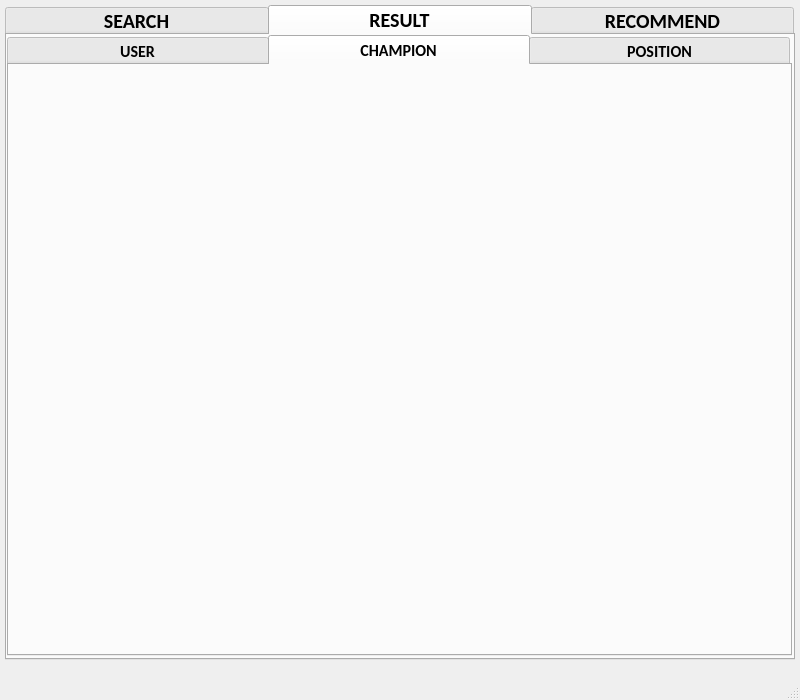
Old version of the form MISSION 2/pre_GUI.ui in the repository hello9721/Python_practice.
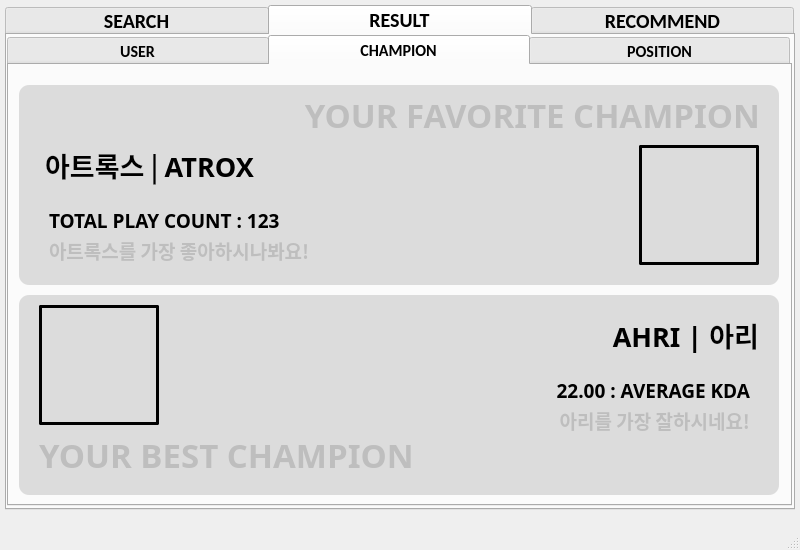
New version of the form. The open tabs and pages were chosen to show the change. Icons and pictures are not drawn.

The edit to the form file:
```diff
--- a/MISSION 2/pre_GUI.ui
+++ b/MISSION 2/pre_GUI.ui
@@ -7,7 +7,7 @@
     <x>0</x>
     <y>0</y>
     <width>800</width>
-    <height>700</height>
+    <height>550</height>
    </rect>
   </property>
   <property name="windowTitle">
@@ -23,7 +23,7 @@
       <x>5</x>
       <y>5</y>
       <width>790</width>
-      <height>655</height>
+      <height>505</height>
      </rect>
     </property>
     <property name="font">
@@ -153,7 +153,7 @@
         <x>0</x>
         <y>0</y>
         <width>785</width>
-        <height>621</height>
+        <height>471</height>
        </rect>
       </property>
       <property name="font">
@@ -179,6 +179,295 @@
        <attribute name="title">
         <string>CHAMPION</string>
        </attribute>
+       <widget class="QLabel" name="lbl__name_2">
+        <property name="enabled">
+         <bool>false</bool>
+        </property>
+        <property name="geometry">
+         <rect>
+          <x>270</x>
+          <y>30</y>
+          <width>481</width>
+          <height>40</height>
+         </rect>
+        </property>
+        <property name="font">
+         <font>
+          <family>맑은 고딕</family>
+          <pointsize>25</pointsize>
+          <weight>75</weight>
+          <bold>true</bold>
+         </font>
+        </property>
+        <property name="text">
+         <string>YOUR FAVORITE CHAMPION</string>
+        </property>
+        <property name="alignment">
+         <set>Qt::AlignRight|Qt::AlignTrailing|Qt::AlignVCenter</set>
+        </property>
+       </widget>
+       <widget class="QLabel" name="lbl__name_3">
+        <property name="enabled">
+         <bool>false</bool>
+        </property>
+        <property name="geometry">
+         <rect>
+          <x>30</x>
+          <y>370</y>
+          <width>400</width>
+          <height>40</height>
+         </rect>
+        </property>
+        <property name="font">
+         <font>
+          <family>맑은 고딕</family>
+          <pointsize>25</pointsize>
+          <weight>75</weight>
+          <bold>true</bold>
+         </font>
+        </property>
+        <property name="text">
+         <string>YOUR BEST CHAMPION</string>
+        </property>
+        <property name="alignment">
+         <set>Qt::AlignLeading|Qt::AlignLeft|Qt::AlignVCenter</set>
+        </property>
+       </widget>
+       <widget class="QLabel" name="label">
+        <property name="geometry">
+         <rect>
+          <x>630</x>
+          <y>80</y>
+          <width>120</width>
+          <height>120</height>
+         </rect>
+        </property>
+        <property name="styleSheet">
+         <string notr="true">QLabel{ border-width: 3px; border-radius:2px; border-style : solid;}</string>
+        </property>
+        <property name="text">
+         <string/>
+        </property>
+        <property name="pixmap">
+         <pixmap>../../../../Desktop/Aatrox.png</pixmap>
+        </property>
+        <property name="scaledContents">
+         <bool>true</bool>
+        </property>
+       </widget>
+       <widget class="QLabel" name="label_2">
+        <property name="geometry">
+         <rect>
+          <x>30</x>
+          <y>240</y>
+          <width>120</width>
+          <height>120</height>
+         </rect>
+        </property>
+        <property name="styleSheet">
+         <string notr="true">QLabel{ border-width: 3px; border-radius:2px; border-style : solid;}</string>
+        </property>
+        <property name="text">
+         <string/>
+        </property>
+        <property name="pixmap">
+         <pixmap>../../../../Desktop/Ahri.png</pixmap>
+        </property>
+        <property name="scaledContents">
+         <bool>true</bool>
+        </property>
+       </widget>
+       <widget class="QLabel" name="label_3">
+        <property name="geometry">
+         <rect>
+          <x>30</x>
+          <y>70</y>
+          <width>570</width>
+          <height>60</height>
+         </rect>
+        </property>
+        <property name="font">
+         <font>
+          <family>맑은 고딕</family>
+          <pointsize>20</pointsize>
+          <weight>75</weight>
+          <bold>true</bold>
+         </font>
+        </property>
+        <property name="text">
+         <string> 아트록스 | ATROX</string>
+        </property>
+       </widget>
+       <widget class="QLabel" name="label_5">
+        <property name="geometry">
+         <rect>
+          <x>40</x>
+          <y>140</y>
+          <width>550</width>
+          <height>30</height>
+         </rect>
+        </property>
+        <property name="font">
+         <font>
+          <family>맑은 고딕</family>
+          <pointsize>14</pointsize>
+          <weight>75</weight>
+          <bold>true</bold>
+         </font>
+        </property>
+        <property name="text">
+         <string>TOTAL PLAY COUNT : 123</string>
+        </property>
+        <property name="alignment">
+         <set>Qt::AlignLeading|Qt::AlignLeft|Qt::AlignVCenter</set>
+        </property>
+       </widget>
+       <widget class="QLabel" name="label_6">
+        <property name="enabled">
+         <bool>false</bool>
+        </property>
+        <property name="geometry">
+         <rect>
+          <x>40</x>
+          <y>170</y>
+          <width>550</width>
+          <height>30</height>
+         </rect>
+        </property>
+        <property name="font">
+         <font>
+          <family>맑은 고딕</family>
+          <pointsize>14</pointsize>
+          <weight>75</weight>
+          <bold>true</bold>
+         </font>
+        </property>
+        <property name="text">
+         <string>아트록스를 가장 좋아하시나봐요!</string>
+        </property>
+        <property name="alignment">
+         <set>Qt::AlignLeading|Qt::AlignLeft|Qt::AlignVCenter</set>
+        </property>
+       </widget>
+       <widget class="QLabel" name="label_7">
+        <property name="geometry">
+         <rect>
+          <x>180</x>
+          <y>310</y>
+          <width>561</width>
+          <height>30</height>
+         </rect>
+        </property>
+        <property name="font">
+         <font>
+          <family>맑은 고딕</family>
+          <pointsize>14</pointsize>
+          <weight>75</weight>
+          <bold>true</bold>
+         </font>
+        </property>
+        <property name="text">
+         <string> 22.00 : AVERAGE KDA</string>
+        </property>
+        <property name="alignment">
+         <set>Qt::AlignRight|Qt::AlignTrailing|Qt::AlignVCenter</set>
+        </property>
+       </widget>
+       <widget class="QLabel" name="label_8">
+        <property name="enabled">
+         <bool>false</bool>
+        </property>
+        <property name="geometry">
+         <rect>
+          <x>180</x>
+          <y>340</y>
+          <width>561</width>
+          <height>30</height>
+         </rect>
+        </property>
+        <property name="font">
+         <font>
+          <family>맑은 고딕</family>
+          <pointsize>14</pointsize>
+          <weight>75</weight>
+          <bold>true</bold>
+         </font>
+        </property>
+        <property name="text">
+         <string>아리를 가장 잘하시네요!</string>
+        </property>
+        <property name="alignment">
+         <set>Qt::AlignRight|Qt::AlignTrailing|Qt::AlignVCenter</set>
+        </property>
+       </widget>
+       <widget class="QLabel" name="label_4">
+        <property name="geometry">
+         <rect>
+          <x>180</x>
+          <y>240</y>
+          <width>570</width>
+          <height>60</height>
+         </rect>
+        </property>
+        <property name="font">
+         <font>
+          <family>맑은 고딕</family>
+          <pointsize>20</pointsize>
+          <weight>75</weight>
+          <bold>true</bold>
+         </font>
+        </property>
+        <property name="text">
+         <string> AHRI | 아리</string>
+        </property>
+        <property name="alignment">
+         <set>Qt::AlignRight|Qt::AlignTrailing|Qt::AlignVCenter</set>
+        </property>
+       </widget>
+       <widget class="QLabel" name="label_9">
+        <property name="geometry">
+         <rect>
+          <x>10</x>
+          <y>20</y>
+          <width>760</width>
+          <height>200</height>
+         </rect>
+        </property>
+        <property name="styleSheet">
+         <string notr="true">QLabel{background-color:rgb(220,220,220); border-radius: 10px;}</string>
+        </property>
+        <property name="text">
+         <string/>
+        </property>
+       </widget>
+       <widget class="QLabel" name="label_10">
+        <property name="geometry">
+         <rect>
+          <x>10</x>
+          <y>230</y>
+          <width>760</width>
+          <height>200</height>
+         </rect>
+        </property>
+        <property name="styleSheet">
+         <string notr="true">QLabel{background-color:rgb(220,220,220); border-radius: 10px;}</string>
+        </property>
+        <property name="text">
+         <string/>
+        </property>
+       </widget>
+       <zorder>label_10</zorder>
+       <zorder>label_4</zorder>
+       <zorder>label_9</zorder>
+       <zorder>lbl__name_2</zorder>
+       <zorder>lbl__name_3</zorder>
+       <zorder>label</zorder>
+       <zorder>label_2</zorder>
+       <zorder>label_3</zorder>
+       <zorder>label_5</zorder>
+       <zorder>label_6</zorder>
+       <zorder>label_7</zorder>
+       <zorder>label_8</zorder>
       </widget>
       <widget class="QWidget" name="re__pos">
        <attribute name="title">
```
Left out of the diff: 289 changed lines with no effect on the pictures.
